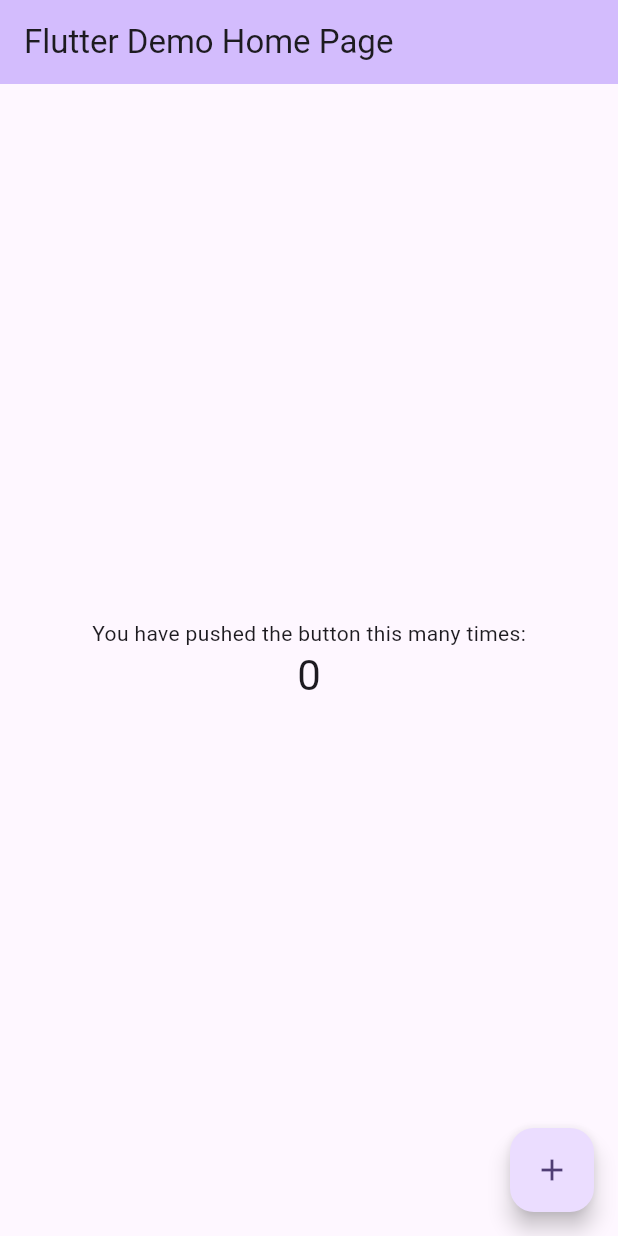
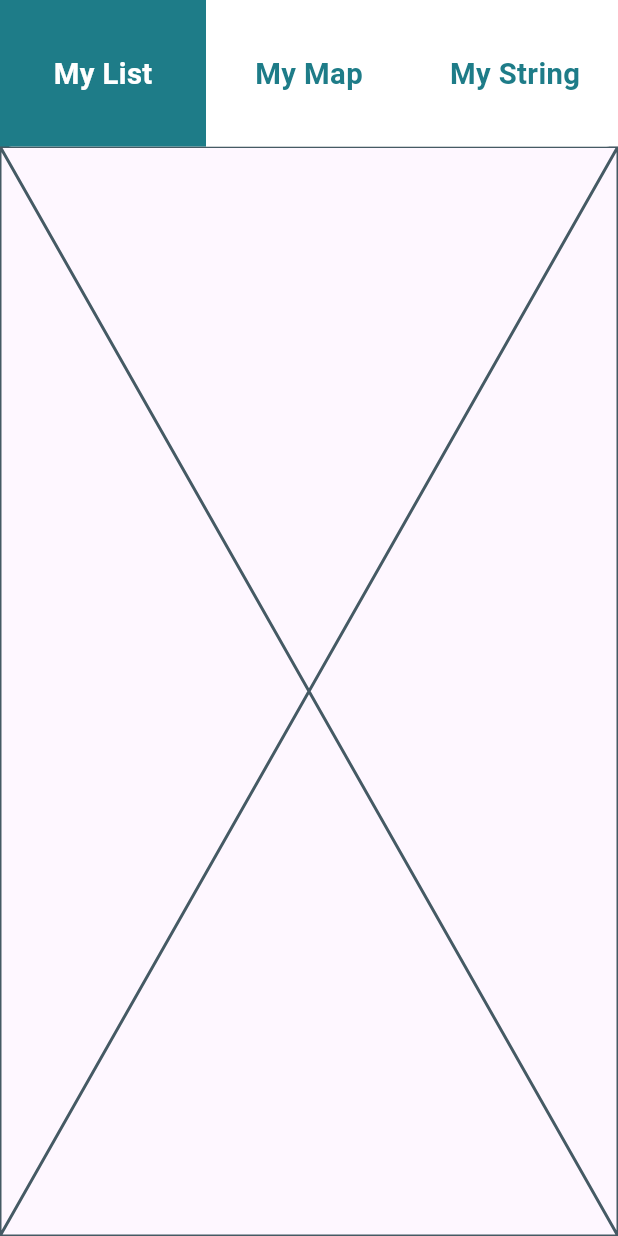
Before and after one commit to zaman-pallob/Task, a Flutter app: the screen it shows after launch, on a phone screen of 412 x 824 dp. Run offline on Flutter 3.47's test engine with Material 3 defaults, Android fonts, the phone set to English and light mode, and no system bars; our stand-ins replace drift, flutter_screenutil, sqlite3_flutter_libs; missing offline and left inert: sqlite3; accounts and stored records are empty; generated files the repository leaves out were written again.

Commit message:
required module added

```diff
--- /dev/null
+++ b/lib/core/app_components/app_colors.dart
@@ -0,0 +1,22 @@
+import 'package:flutter/material.dart';
+
+class AppColors {
+  static const Color primary = Color(0xFF1E7C88);
+  static const Color splashColor = Color(0xFF1E8874);
+  static const Color lightgreen = Color(0xFF0FC66A);
+  static const Color grey1 = Color(0xFF464F68);
+  static const Color white = Color(0xFFFFFFFF);
+  static const Color black = Color(0XFF000000);
+
+  static const Color lightred = Color(0xFFFC5856);
+  static const Color orange = Color(0xFFFF9820);
+  static const Color cyan = Color(0XFF30C6D9);
+  static const Color cyan1 = Color(0xFFCBFDFD);
+  static const Color ash = Color(0xFFB2BEB5);
+  static const Color violet = Color(0xFF852DF5);
+  static const Color transparent = Colors.transparent;
+  static Color shimmerbase = Colors.grey.shade500;
+  static Color shimmerhighlighted = Colors.grey.shade700;
+  static Color secondary = Color(0xFFF9F9F9);
+  static const Color blue_cobalt = Color(0xFF0047AB);
+}
--- /dev/null
+++ b/lib/core/app_components/app_routes.dart
@@ -0,0 +1,7 @@
+class AppRoutes {
+  static const mylist = "/mylist";
+  static const mymap = "/mymap";
+  static const mystring = "/mystring";
+  static const home = "/home";
+  static const splash_screen = "/splash_screen";
+}
--- /dev/null
+++ b/lib/core/app_components/app_string.dart
@@ -0,0 +1,3 @@
+class AppString {
+  static const task = "Task";
+}
--- /dev/null
+++ b/lib/core/common_widgets/custom_appbar.dart
@@ -0,0 +1,93 @@
+import 'package:flutter/material.dart';
+
+import 'package:flutter_screenutil/flutter_screenutil.dart';
+import 'package:task/core/app_components/app_routes.dart';
+import '../app_components/app_colors.dart';
+import '../utils/global_variable.dart';
+
+class CustomAppbar extends StatefulWidget implements PreferredSizeWidget {
+  @override
+  State<CustomAppbar> createState() => _CustomAppbarState();
+
+  @override
+  Size get preferredSize => Size(double.infinity, 100.h);
+}
+
+class _CustomAppbarState extends State<CustomAppbar> {
+  int currentIndex = 0;
+  @override
+  Widget build(BuildContext context) {
+    return Container(
+        height: 100.h,
+        padding: EdgeInsets.only(top: GlobalVariable.statusbarHeight),
+        decoration: BoxDecoration(
+            borderRadius: BorderRadius.only(
+                bottomLeft: Radius.circular(8.r),
+                bottomRight: Radius.circular(8.r)),
+            color: AppColors.white),
+        child: Row(
+          mainAxisAlignment: MainAxisAlignment.spaceBetween,
+          children: [
+            tabItem(
+              title: "My List",
+              onTap: () {
+                setIndex(0);
+                Navigator.pushReplacementNamed(
+                    GlobalVariable.context, AppRoutes.mylist);
+              },
+              index: 0,
+            ),
+            tabItem(
+              title: "My Map",
+              onTap: () {
+                setIndex(1);
+                Navigator.pushReplacementNamed(
+                    GlobalVariable.context, AppRoutes.mymap);
+              },
+              index: 1,
+            ),
+            tabItem(
+              title: "My String",
+              onTap: () {
+                setIndex(2);
+                Navigator.pushReplacementNamed(
+                    GlobalVariable.context, AppRoutes.mystring);
+              },
+              index: 2,
+            )
+          ],
+        ));
+  }
+
+  void setIndex(int index) {
+    setState(() {
+      currentIndex = index;
+    });
+  }
+
+  Widget tabItem(
+      {required String title, required Function onTap, required int index}) {
+    return Expanded(
+      child: InkWell(
+        onTap: () {
+          onTap();
+        },
+        child: Container(
+          padding: EdgeInsets.symmetric(horizontal: 10.w, vertical: 5.h),
+          alignment: Alignment.center,
+          decoration: BoxDecoration(
+              color:
+                  index == currentIndex ? AppColors.primary : AppColors.white),
+          child: Text(
+            title,
+            style: TextStyle(
+                color:
+                    index == currentIndex ? AppColors.white : AppColors.primary,
+                fontWeight: FontWeight.bold,
+                fontSize: 20.sp),
+          ),
+        ),
+      ),
+    );
+  }
+}
--- /dev/null
+++ b/lib/core/utils/global_variable.dart
@@ -0,0 +1,16 @@
+// ignore_for_file: close_sinks
+
+import 'package:flutter/material.dart';
+
+class GlobalVariable {
+  static final GlobalKey<NavigatorState> mainRouter =
+      GlobalKey<NavigatorState>();
+  static final GlobalKey<NavigatorState> navigationRouter =
+      GlobalKey<NavigatorState>();
+
+  static final BuildContext mainContext = mainRouter.currentContext!;
+  static final BuildContext context = navigationRouter.currentContext!;
+  static final scafoldKey = GlobalKey<ScaffoldState>();
+  static double statusbarHeight =
+      MediaQuery.of(mainRouter.currentContext!).padding.top;
+}
--- /dev/null
+++ b/lib/custom_router.dart
@@ -0,0 +1,51 @@
+// ignore_for_file: unused_local_variable
+
+import 'package:flutter/material.dart';
+import 'package:task/view/home/home_window.dart';
+import 'package:task/view/list/my_list.dart';
+import 'package:task/view/map/my_map.dart';
+import 'package:task/view/string/my_string.dart';
+
+import 'core/app_components/app_routes.dart';
+
+class CustomRouter {
+  static Route<dynamic>? onGenerateRoute(RouteSettings settings) {
+    var arg = settings.arguments == null ? {} : settings.arguments as Map;
+    switch (settings.name) {
+      case AppRoutes.home:
+        return routeBuilder(HomeWindow());
+
+      case AppRoutes.mylist:
+        return routeBuilder(MyList());
+
+      case AppRoutes.mymap:
+        return routeBuilder(MyMap());
+
+      case AppRoutes.mystring:
+        return routeBuilder(MyString());
+
+      default:
+        return null;
+    }
+  }
+
+//This is used for slide transition of the activities
+  static PageRouteBuilder routeBuilder(Widget screen,
+      {double? dx, double? dy, int? time}) {
+    return PageRouteBuilder(
+        opaque: true,
+        transitionDuration: Duration(milliseconds: time ?? 100),
+        pageBuilder: (BuildContext context, _, __) {
+          return screen;
+        },
+        transitionsBuilder: (_, Animation<double> animation, __, Widget child) {
+          return SlideTransition(
+            position: Tween<Offset>(
+              begin: Offset(dx ?? 1, dy ?? 0),
+              end: Offset.zero,
+            ).animate(animation),
+            child: child,
+          );
+        });
+  }
+}
--- a/lib/main.dart
+++ b/lib/main.dart
@@ -1,4 +1,12 @@
 import 'package:flutter/material.dart';
+import 'package:flutter/services.dart';
+import 'package:flutter_screenutil/flutter_screenutil.dart';
+
+import 'core/app_components/app_colors.dart';
+import 'core/app_components/app_routes.dart';
+import 'core/utils/global_variable.dart';
+import 'custom_router.dart';
+import 'view/splash_screen/splash_screen.dart';
 
 void main() {
   runApp(const MyApp());
@@ -10,116 +18,22 @@ class MyApp extends StatelessWidget {
   // This widget is the root of your application.
   @override
   Widget build(BuildContext context) {
-    return MaterialApp(
-      title: 'Flutter Demo',
-      theme: ThemeData(
-        // This is the theme of your application.
-        //
-        // TRY THIS: Try running your application with "flutter run". You'll see
-        // the application has a purple toolbar. Then, without quitting the app,
-        // try changing the seedColor in the colorScheme below to Colors.green
-        // and then invoke "hot reload" (save your changes or press the "hot
-        // reload" button in a Flutter-supported IDE, or press "r" if you used
-        // the command line to start the app).
-        //
-        // Notice that the counter didn't reset back to zero; the application
-        // state is not lost during the reload. To reset the state, use hot
-        // restart instead.
-        //
-        // This works for code too, not just values: Most code changes can be
-        // tested with just a hot reload.
-        colorScheme: ColorScheme.fromSeed(seedColor: Colors.deepPurple),
-        useMaterial3: true,
-      ),
-      home: const MyHomePage(title: 'Flutter Demo Home Page'),
-    );
+    return ScreenUtilInit(
+        minTextAdapt: true,
+        designSize: Size(390, 844),
+        builder: (context, child) => MaterialApp(
+            debugShowCheckedModeBanner: false,
+            navigatorKey: GlobalVariable.mainRouter,
+            theme: ThemeData(
+                primaryColor: AppColors.primary,
+                appBarTheme: AppBarTheme(
+                    systemOverlayStyle: SystemUiOverlayStyle(
+                        statusBarColor: AppColors.transparent,
+                        systemNavigationBarDividerColor: AppColors.transparent,
+                        statusBarBrightness: Brightness.light,
+                        statusBarIconBrightness: Brightness.light))),
+            initialRoute: AppRoutes.splash_screen,
+            routes: {AppRoutes.splash_screen: (context) => SplashScreen()},
+            onGenerateRoute: CustomRouter.onGenerateRoute));
   }
 }
-
-class MyHomePage extends StatefulWidget {
-  const MyHomePage({super.key, required this.title});
-
-  // This widget is the home page of your application. It is stateful, meaning
-  // that it has a State object (defined below) that contains fields that affect
-  // how it looks.
-
-  // This class is the configuration for the state. It holds the values (in this
-  // case the title) provided by the parent (in this case the App widget) and
-  // used by the build method of the State. Fields in a Widget subclass are
-  // always marked "final".
-
-  final String title;
-
-  @override
-  State<MyHomePage> createState() => _MyHomePageState();
-}
-
-class _MyHomePageState extends State<MyHomePage> {
-  int _counter = 0;
-
-  void _incrementCounter() {
-    setState(() {
-      // This call to setState tells the Flutter framework that something has
-      // changed in this State, which causes it to rerun the build method below
-      // so that the display can reflect the updated values. If we changed
-      // _counter without calling setState(), then the build method would not be
-      // called again, and so nothing would appear to happen.
-      _counter++;
-    });
-  }
-
-  @override
-  Widget build(BuildContext context) {
-    // This method is rerun every time setState is called, for instance as done
-    // by the _incrementCounter method above.
-    //
-    // The Flutter framework has been optimized to make rerunning build methods
-    // fast, so that you can just rebuild anything that needs updating rather
-    // than having to individually change instances of widgets.
-    return Scaffold(
-      appBar: AppBar(
-        // TRY THIS: Try changing the color here to a specific color (to
-        // Colors.amber, perhaps?) and trigger a hot reload to see the AppBar
-        // change color while the other colors stay the same.
-        backgroundColor: Theme.of(context).colorScheme.inversePrimary,
-        // Here we take the value from the MyHomePage object that was created by
-        // the App.build method, and use it to set our appbar title.
-        title: Text(widget.title),
-      ),
-      body: Center(
-        // Center is a layout widget. It takes a single child and positions it
-        // in the middle of the parent.
-        child: Column(
-          // Column is also a layout widget. It takes a list of children and
-          // arranges them vertically. By default, it sizes itself to fit its
-          // children horizontally, and tries to be as tall as its parent.
-          //
-          // Column has various properties to control how it sizes itself and
-          // how it positions its children. Here we use mainAxisAlignment to
-          // center the children vertically; the main axis here is the vertical
-          // axis because Columns are vertical (the cross axis would be
-          // horizontal).
-          //
-          // TRY THIS: Invoke "debug painting" (choose the "Toggle Debug Paint"
-          // action in the IDE, or press "p" in the console), to see the
-          // wireframe for each widget.
-          mainAxisAlignment: MainAxisAlignment.center,
-          children: <Widget>[
-            const Text(
-              'You have pushed the button this many times:',
-            ),
-            Text(
-              '$_counter',
-              style: Theme.of(context).textTheme.headlineMedium,
-            ),
-          ],
-        ),
-      ),
-      floatingActionButton: FloatingActionButton(
-        onPressed: _incrementCounter,
-        tooltip: 'Increment',
-        child: const Icon(Icons.add),
-      ), // This trailing comma makes auto-formatting nicer for build methods.
-    );
-  }
-}
--- /dev/null
+++ b/lib/view/home/home_window.dart
@@ -0,0 +1,28 @@
+import 'package:flutter/material.dart';
+import 'package:task/core/app_components/app_routes.dart';
+import 'package:task/core/common_widgets/custom_appbar.dart';
+
+import '../../core/utils/global_variable.dart';
+import '../../custom_router.dart';
+
+class HomeWindow extends StatefulWidget {
+  const HomeWindow({super.key});
+
+  @override
+  State<HomeWindow> createState() => _HomeWindowState();
+}
+
+class _HomeWindowState extends State<HomeWindow> {
+  @override
+  Widget build(BuildContext context) {
+    return Scaffold(
+      appBar: CustomAppbar(),
+      body: MaterialApp(
+        debugShowCheckedModeBanner: false,
+        navigatorKey: GlobalVariable.navigationRouter,
+        onGenerateRoute: CustomRouter.onGenerateRoute,
+        initialRoute: AppRoutes.mylist,
+      ),
+    );
+  }
+}
--- /dev/null
+++ b/lib/view/list/my_list.dart
@@ -0,0 +1,10 @@
+import 'package:flutter/material.dart';
+
+class MyList extends StatelessWidget {
+  const MyList({super.key});
+
+  @override
+  Widget build(BuildContext context) {
+    return const Placeholder();
+  }
+}
```
Also changed, not shown: lib/core/database/app_database/app_database.dart (added, +39 -0 lines), lib/core/database/todo/todo.dart (added, +8 -0 lines), lib/core/database/todo/todo_dao.dart (added, +11 -0 lines), lib/view/map/my_map.dart (added, +10 -0 lines), lib/view/splash_screen/splash_screen.dart (added, +75 -0 lines), lib/view/string/my_string.dart (added, +10 -0 lines), lib/core/database/app_database/app_database.g.dart (added), lib/core/database/todo/todo_dao.g.dart (added).
